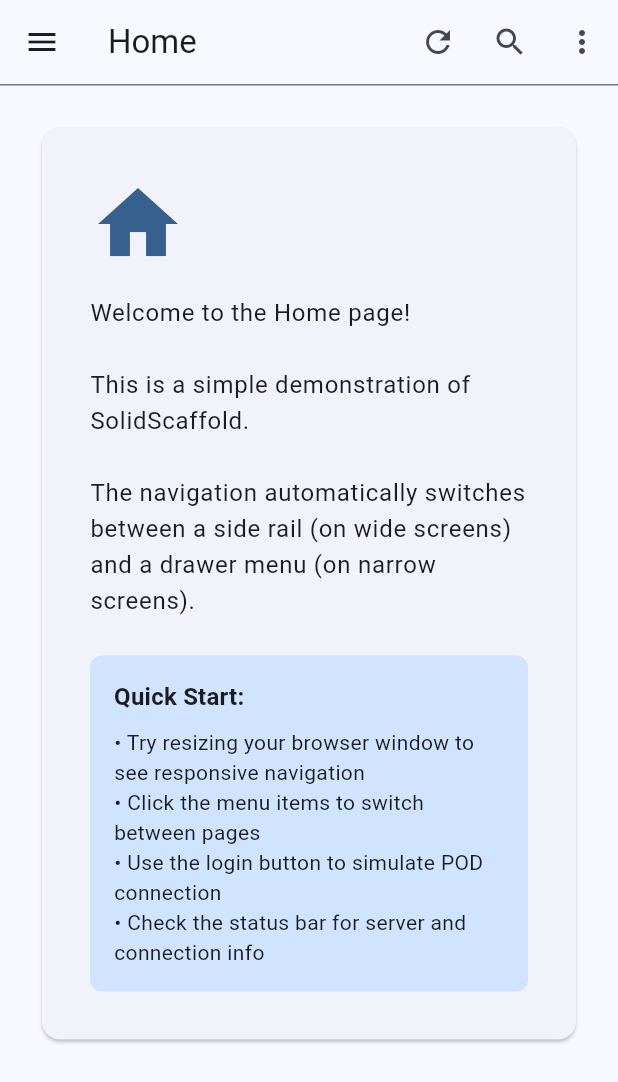
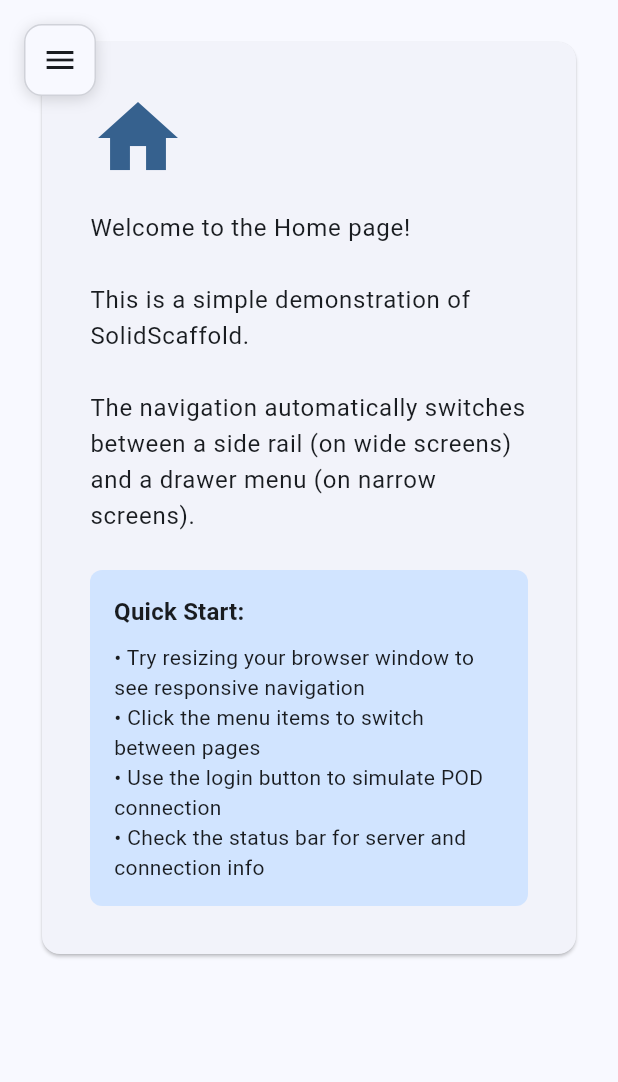
Before and after one commit to anusii/solidui, a Flutter app: the screen it shows after launch, on a phone screen of 412 x 824 dp. Shown: the top 1082 px of the screen. Run offline on Flutter 3.47's test engine with Material 3 defaults, Android fonts, the phone set to English and light mode, and no system bars; our stand-ins replace gap; missing offline and left inert: markdown_tooltip, rdflib, solidpod, version_widget, window_manager.

```diff
--- a/examples/lib/main.dart
+++ b/examples/lib/main.dart
@@ -149,53 +149,53 @@ class _HomePageState extends State<HomePage> {
 
     return SolidScaffold(
       menu: menuItems,
-      appBar: SolidAppBarConfig(
-        title: menuItems[_selectedIndex].title,
-        versionConfig: const SolidVersionConfig(
-          version: '0.0.1',
-          changelogUrl: 'https://github.com/anusii/solidui/blob/main/'
-              'CHANGELOG.md',
-          showDate: true,
-          tooltip: '''
-**SolidUI Example**
-
-Version: 0.0.1
-
-This is a demonstration of the SolidScaffold component with all its features.
-
-Click to view the README file.
-
-''',
-        ),
-        actions: [
-          SolidAppBarAction(
-            icon: Icons.refresh,
-            onPressed: () => _showMessage('Refreshed'),
-            tooltip: '''
-
-**Refresh:** Tap here to refresh all data and reload the latest information.
-
-''',
-          ),
-          SolidAppBarAction(
-            icon: Icons.search,
-            onPressed: () => _showMessage('Search functionality'),
-            tooltip: '''
-
-**Search:** Tap here to search for content.
-
-''',
-          ),
-        ],
-        overflowItems: [
-          SolidOverflowMenuItem(
-            id: 'login',
-            icon: _webId != null ? Icons.logout : Icons.login,
-            label: _webId != null ? 'Logout' : 'Login',
-            onSelected: _toggleLogin,
-          ),
-        ],
-      ),
+//       appBar: SolidAppBarConfig(
+//         title: menuItems[_selectedIndex].title,
+//         versionConfig: const SolidVersionConfig(
+//           version: '0.0.1',
+//           changelogUrl: 'https://github.com/anusii/solidui/blob/main/'
+//               'CHANGELOG.md',
+//           showDate: true,
+//           tooltip: '''
+// **SolidUI Example**
+//
+// Version: 0.0.1
+//
+// This is a demonstration of the SolidScaffold component with all its features.
+//
+// Click to view the README file.
+//
+// ''',
+//         ),
+//         actions: [
+//           SolidAppBarAction(
+//             icon: Icons.refresh,
+//             onPressed: () => _showMessage('Refreshed'),
+//             tooltip: '''
+//
+// **Refresh:** Tap here to refresh all data and reload the latest information.
+//
+// ''',
+//           ),
+//           SolidAppBarAction(
+//             icon: Icons.search,
+//             onPressed: () => _showMessage('Search functionality'),
+//             tooltip: '''
+//
+// **Search:** Tap here to search for content.
+//
+// ''',
+//           ),
+//         ],
+//         overflowItems: [
+//           SolidOverflowMenuItem(
+//             id: 'login',
+//             icon: _webId != null ? Icons.logout : Icons.login,
+//             label: _webId != null ? 'Logout' : 'Login',
+//             onSelected: _toggleLogin,
+//           ),
+//         ],
+//       ),
       statusBar: SolidStatusBarConfig(
         serverInfo: const SolidServerInfo(
           serverUri: 'https://demo-pod-server.example.com',
```
Also changed, not shown: 3 other files.
